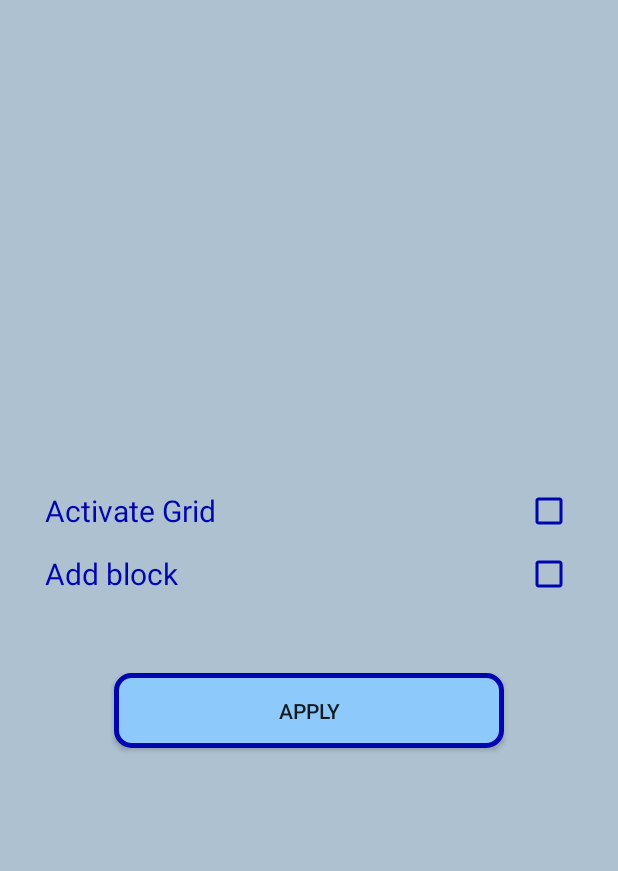
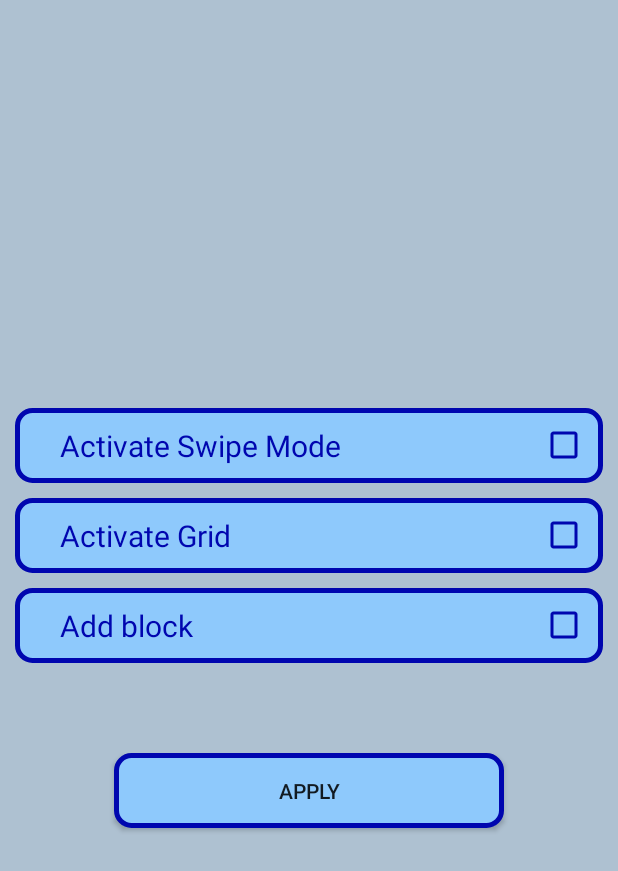
Before and after one commit to akerusan/Tetris, an Android app: the screen it shows after launch (SettingsActivity), after a tap on "SETTINGS", on a phone screen of 412 x 824 dp. Shown: the top 871 px of the screen. Run offline under Robolectric (Android 15) with nearby library versions, the phone set to English and light mode, and no system bars; our stand-ins replace Firebase (no records; nobody signed in at launch, a user with empty details on screens opened directly).

Commit message:
swipe added

```diff
--- a/app/src/main/java/com/akerusan/tetromino/MainActivity.kt
+++ b/app/src/main/java/com/akerusan/tetromino/MainActivity.kt
@@ -25,6 +25,7 @@ open class MainActivity : AppCompatActivity(), View.OnClickListener{
 
     private var you: Boolean = false
     private var grid: Boolean = false
+    private var swipe: Boolean = false
 
     override fun onCreate(savedInstanceState: Bundle?) {
         super.onCreate(savedInstanceState)
@@ -91,6 +92,7 @@ open class MainActivity : AppCompatActivity(), View.OnClickListener{
                 intent.putExtra("highscore", highScore)
                 intent.putExtra("addblock", you)
                 intent.putExtra("addgrid", grid)
+                intent.putExtra("addswipe", swipe)
                 startActivity(intent)
                 overridePendingTransition(R.anim.slide_in_right, R.anim.slide_out_left)
             }
@@ -98,6 +100,7 @@ open class MainActivity : AppCompatActivity(), View.OnClickListener{
                 val intent = Intent(this, SettingsActivity::class.java)
                 intent.putExtra("addblock", you)
                 intent.putExtra("addgrid", grid)
+                intent.putExtra("addswipe", swipe)
                 startActivityForResult(intent, 0)
                 overridePendingTransition(R.anim.slide_in_right, R.anim.slide_out_left)
             }
@@ -134,6 +137,7 @@ open class MainActivity : AppCompatActivity(), View.OnClickListener{
             if (resultCode == Activity.RESULT_OK){
                 you = data!!.getBooleanExtra("addblock", false)
                 grid = data.getBooleanExtra("addgrid", false)
+                swipe = data.getBooleanExtra("addswipe", false)
                 println(you)
             }
         } else if (requestCode == 1){
--- a/app/src/main/java/com/akerusan/tetromino/SettingsActivity.kt
+++ b/app/src/main/java/com/akerusan/tetromino/SettingsActivity.kt
@@ -11,6 +11,7 @@ open class SettingsActivity : AppCompatActivity(), View.OnClickListener {
 
     private var you: Boolean? = null
     private var grid: Boolean? = null
+    private var swipe: Boolean? = null
 
     override fun onCreate(savedInstanceState: Bundle?) {
         super.onCreate(savedInstanceState)
@@ -18,9 +19,11 @@ open class SettingsActivity : AppCompatActivity(), View.OnClickListener {
 
         you = intent.getBooleanExtra("addblock", false)
         grid = intent.getBooleanExtra("addgrid", false)
+        swipe = intent.getBooleanExtra("addswipe", false)
 
         add_you_block.isChecked = you!!
         add_grid_block.isChecked = grid!!
+        add_swipe_mode.isChecked = swipe!!
 
         apply_settings_btn.setOnClickListener(this)
 
@@ -30,6 +33,9 @@ open class SettingsActivity : AppCompatActivity(), View.OnClickListener {
         add_grid_block.setOnCheckedChangeListener { _, isChecked ->
             grid = isChecked
         }
+        add_swipe_mode.setOnCheckedChangeListener { _, isChecked ->
+            swipe = isChecked
+        }
     }
 
     override fun onClick(v: View?) {
@@ -37,6 +43,7 @@ open class SettingsActivity : AppCompatActivity(), View.OnClickListener {
             val returnIntent = Intent()
             returnIntent.putExtra("addblock", you)
             returnIntent.putExtra("addgrid", grid)
+            returnIntent.putExtra("addswipe", swipe)
             setResult(Activity.RESULT_OK, returnIntent)
             finish()
             overridePendingTransition(R.anim.slide_in_left, R.anim.slide_out_right)
--- a/app/src/main/res/layout/activity_settings.xml
+++ b/app/src/main/res/layout/activity_settings.xml
@@ -8,7 +8,38 @@
 
     <LinearLayout
             android:layout_width="match_parent"
-            android:layout_height="wrap_content"
+            android:layout_height="50dp"
+            android:layout_marginBottom="10dp"
+            android:layout_marginStart="10dp"
+            android:layout_marginEnd="10dp"
+            android:background="@drawable/game_background"
+            android:gravity="center">
+
+        <TextView
+                android:layout_width="wrap_content"
+                android:layout_height="wrap_content"
+                android:layout_weight="1"
+                android:paddingStart="30dp"
+                android:textColor="@color/darkBlue"
+                android:textSize="20sp"
+                android:text="Activate Swipe Mode"/>
+
+        <CheckBox
+                android:id="@+id/add_swipe_mode"
+                android:layout_width="wrap_content"
+                android:layout_height="wrap_content"
+                android:buttonTint="@color/darkBlue"
+                android:paddingEnd="10dp"/>
+
+    </LinearLayout>
+
+    <LinearLayout
+            android:layout_width="match_parent"
+            android:layout_height="50dp"
+            android:layout_marginBottom="10dp"
+            android:layout_marginStart="10dp"
+            android:layout_marginEnd="10dp"
+            android:background="@drawable/game_background"
             android:gravity="center">
 
         <TextView
@@ -25,14 +56,17 @@
                 android:layout_width="wrap_content"
                 android:layout_height="wrap_content"
                 android:buttonTint="@color/darkBlue"
-                android:paddingEnd="30dp"/>
+                android:paddingEnd="10dp"/>
 
     </LinearLayout>
 
     <LinearLayout
             android:layout_width="match_parent"
-            android:layout_height="wrap_content"
-            android:paddingTop="10dp"
+            android:layout_height="50dp"
+            android:layout_marginBottom="10dp"
+            android:layout_marginStart="10dp"
+            android:layout_marginEnd="10dp"
+            android:background="@drawable/game_background"
             android:gravity="center">
 
         <TextView
@@ -49,7 +83,7 @@
             android:layout_width="wrap_content"
             android:layout_height="wrap_content"
             android:buttonTint="@color/darkBlue"
-            android:paddingEnd="30dp"/>
+            android:paddingEnd="10dp"/>
 
     </LinearLayout>
 
--- a/app/src/main/res/values/strings.xml
+++ b/app/src/main/res/values/strings.xml
@@ -3,6 +3,7 @@
     <string name="tetromino_cap">TETROMINO</string>
     <string name="game_over">GAME OVER</string>
     <string name="start">START</string>
+    <string name="retry">RETRY</string>
     <string name="next_block">NEXT BLOCK</string>
     <string name="level">LEVEL</string>
     <string name="high_score">HIGH SCORE</string>
```
Also changed, not shown: app/src/main/java/com/akerusan/tetromino/GameActivity.kt (+46 -3 lines), app/src/main/java/com/akerusan/tetromino/adapter/swipe/OnSwipeTouchListener.java (added, +80 -0 lines), app/src/main/res/drawable/game_background_grid.xml (+0 -20 lines), app/src/main/res/drawable/test.xml (deleted, +0 -21 lines).
